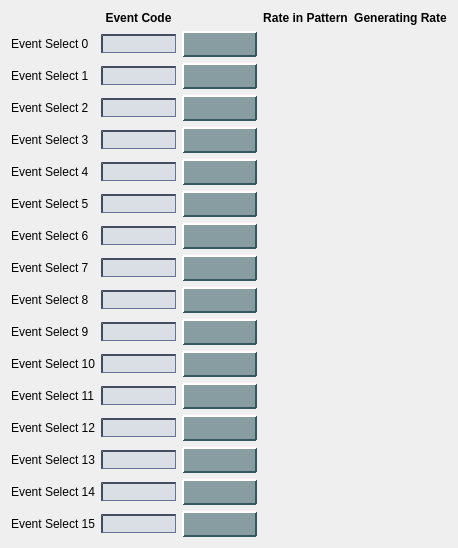
First picture: the form in new_look/timing_event_diagnostics.ui, repository cristinasewell/ATCA_PyDM_Screens, before the edit.
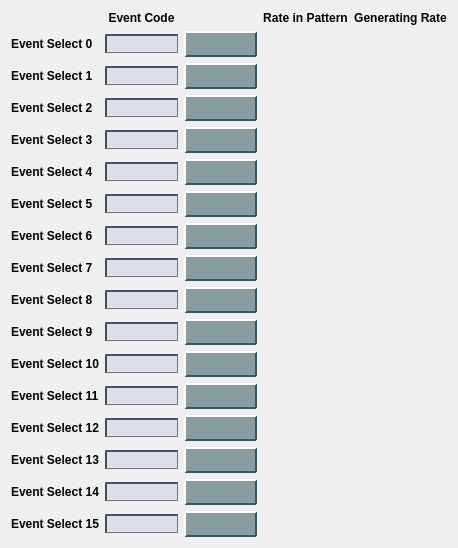
Second picture: the form after the edit. Custom widgets are drawn as their Qt base class.

Commit message: WIP: added the timing_event_diag display - in progress

The edit to the form file:
```diff
--- a/new_look/timing_event_diagnostics.ui
+++ b/new_look/timing_event_diagnostics.ui
@@ -101,6 +101,12 @@
    </item>
    <item row="1" column="0">
     <widget class="QLabel" name="label">
+     <property name="font">
+      <font>
+       <weight>75</weight>
+       <bold>true</bold>
+      </font>
+     </property>
      <property name="text">
       <string>Event Select 0</string>
      </property>
@@ -144,6 +150,12 @@
    </item>
    <item row="2" column="0">
     <widget class="QLabel" name="label_2">
+     <property name="font">
+      <font>
+       <weight>75</weight>
+       <bold>true</bold>
+      </font>
+     </property>
      <property name="text">
       <string>Event Select 1</string>
      </property>
@@ -197,6 +209,12 @@
    </item>
    <item row="3" column="0">
     <widget class="QLabel" name="label_3">
+     <property name="font">
+      <font>
+       <weight>75</weight>
+       <bold>true</bold>
+      </font>
+     </property>
      <property name="text">
       <string>Event Select 2</string>
      </property>
@@ -250,6 +268,12 @@
    </item>
    <item row="4" column="0">
     <widget class="QLabel" name="label_4">
+     <property name="font">
+      <font>
+       <weight>75</weight>
+       <bold>true</bold>
+      </font>
+     </property>
      <property name="text">
       <string>Event Select 3</string>
      </property>
@@ -303,6 +327,12 @@
    </item>
    <item row="5" column="0">
     <widget class="QLabel" name="label_5">
+     <property name="font">
+      <font>
+       <weight>75</weight>
+       <bold>true</bold>
+      </font>
+     </property>
      <property name="text">
       <string>Event Select 4</string>
      </property>
@@ -356,6 +386,12 @@
    </item>
    <item row="6" column="0">
     <widget class="QLabel" name="label_6">
+     <property name="font">
+      <font>
+       <weight>75</weight>
+       <bold>true</bold>
+      </font>
+     </property>
      <property name="text">
       <string>Event Select 5</string>
      </property>
@@ -409,6 +445,12 @@
    </item>
    <item row="7" column="0">
     <widget class="QLabel" name="label_7">
+     <property name="font">
+      <font>
+       <weight>75</weight>
+       <bold>true</bold>
+      </font>
+     </property>
      <property name="text">
       <string>Event Select 6</string>
      </property>
@@ -462,6 +504,12 @@
    </item>
    <item row="8" column="0">
     <widget class="QLabel" name="label_8">
+     <property name="font">
+      <font>
+       <weight>75</weight>
+       <bold>true</bold>
+      </font>
+     </property>
      <property name="text">
       <string>Event Select 7</string>
      </property>
@@ -515,6 +563,12 @@
    </item>
    <item row="9" column="0">
     <widget class="QLabel" name="label_9">
+     <property name="font">
+      <font>
+       <weight>75</weight>
+       <bold>true</bold>
+      </font>
+     </property>
      <property name="text">
       <string>Event Select 8</string>
      </property>
@@ -568,6 +622,12 @@
    </item>
    <item row="10" column="0">
     <widget class="QLabel" name="label_10">
+     <property name="font">
+      <font>
+       <weight>75</weight>
+       <bold>true</bold>
+      </font>
+     </property>
      <property name="text">
       <string>Event Select 9</string>
      </property>
@@ -621,6 +681,12 @@
    </item>
    <item row="11" column="0">
     <widget class="QLabel" name="label_11">
+     <property name="font">
+      <font>
+       <weight>75</weight>
+       <bold>true</bold>
+      </font>
+     </property>
      <property name="text">
       <string>Event Select 10</string>
      </property>
@@ -674,6 +740,12 @@
    </item>
    <item row="12" column="0">
     <widget class="QLabel" name="label_12">
+     <property name="font">
+      <font>
+       <weight>75</weight>
+       <bold>true</bold>
+      </font>
+     </property>
      <property name="text">
       <string>Event Select 11</string>
      </property>
@@ -727,6 +799,12 @@
    </item>
    <item row="13" column="0">
     <widget class="QLabel" name="label_13">
+     <property name="font">
+      <font>
+       <weight>75</weight>
+       <bold>true</bold>
+      </font>
+     </property>
      <property name="text">
       <string>Event Select 12</string>
      </property>
@@ -780,6 +858,12 @@
    </item>
    <item row="14" column="0">
     <widget class="QLabel" name="label_14">
+     <property name="font">
+      <font>
+       <weight>75</weight>
+       <bold>true</bold>
+      </font>
+     </property>
      <property name="text">
       <string>Event Select 13</string>
      </property>
@@ -833,6 +917,12 @@
    </item>
    <item row="15" column="0">
     <widget class="QLabel" name="label_15">
+     <property name="font">
+      <font>
+       <weight>75</weight>
+       <bold>true</bold>
+      </font>
+     </property>
      <property name="text">
       <string>Event Select 14</string>
      </property>
@@ -886,6 +976,12 @@
    </item>
    <item row="16" column="0">
     <widget class="QLabel" name="label_16">
+     <property name="font">
+      <font>
+       <weight>75</weight>
+       <bold>true</bold>
+      </font>
+     </property>
      <property name="text">
       <string>Event Select 15</string>
      </property>
```
Left out of the diff: 2 changed lines with no effect on the pictures. The commit also changes 2 other files.
